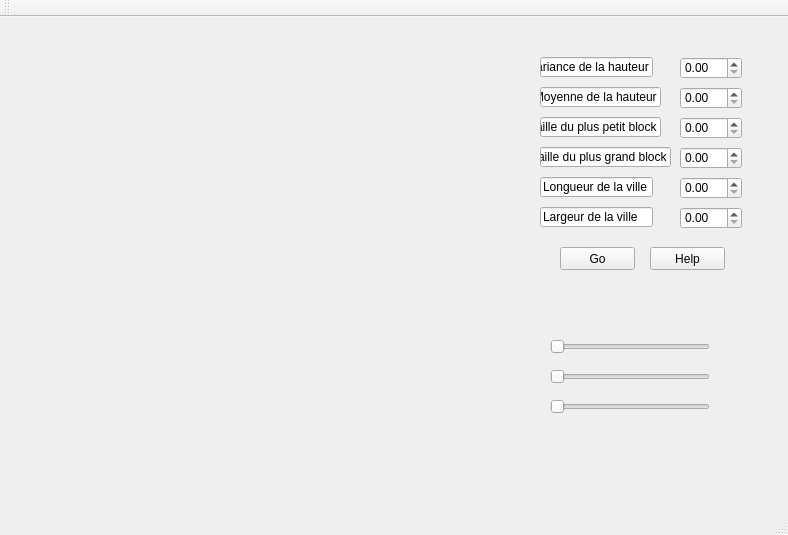
haxelion/CityGenerator, file mainwindow.ui: the form before one commit.
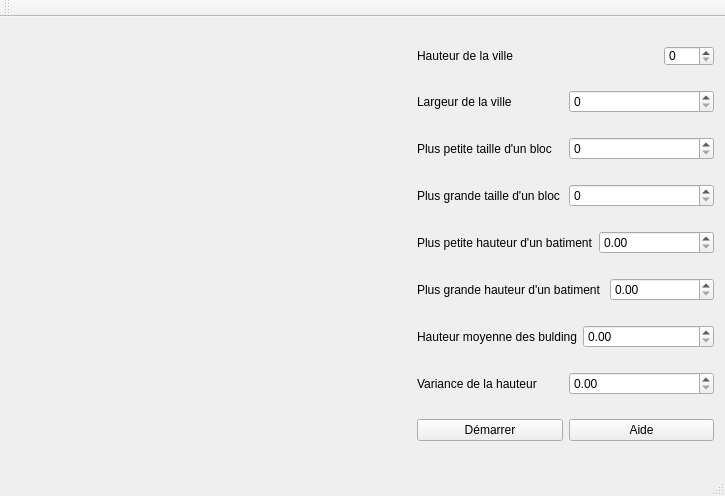
The form after the commit. Custom widgets are drawn as their Qt base class.

Commit message: Finalisation de l'UI.

The edit to the form file:
```diff
--- a/mainwindow.ui
+++ b/mainwindow.ui
@@ -6,271 +6,176 @@
    <rect>
     <x>0</x>
     <y>0</y>
-    <width>788</width>
-    <height>535</height>
+    <width>725</width>
+    <height>496</height>
    </rect>
   </property>
   <property name="windowTitle">
    <string>MainWindow</string>
   </property>
   <widget class="QWidget" name="centralWidget">
-   <widget class="GLWidget" name="widget" native="true">
-    <property name="geometry">
-     <rect>
-      <x>19</x>
-      <y>9</y>
-      <width>511</width>
-      <height>431</height>
-     </rect>
-    </property>
-   </widget>
-   <widget class="QSlider" name="horizontalSlider">
-    <property name="geometry">
-     <rect>
-      <x>550</x>
-      <y>320</y>
-      <width>160</width>
-      <height>19</height>
-     </rect>
-    </property>
-    <property name="orientation">
-     <enum>Qt::Horizontal</enum>
-    </property>
-   </widget>
-   <widget class="QSlider" name="horizontalSlider_2">
-    <property name="geometry">
-     <rect>
-      <x>550</x>
-      <y>350</y>
-      <width>160</width>
-      <height>19</height>
-     </rect>
-    </property>
-    <property name="orientation">
-     <enum>Qt::Horizontal</enum>
-    </property>
-   </widget>
-   <widget class="QSlider" name="horizontalSlider_3">
-    <property name="geometry">
-     <rect>
-      <x>550</x>
-      <y>380</y>
-      <width>160</width>
-      <height>19</height>
-     </rect>
-    </property>
-    <property name="orientation">
-     <enum>Qt::Horizontal</enum>
-    </property>
-   </widget>
-   <widget class="QPushButton" name="pushButton">
-    <property name="geometry">
-     <rect>
-      <x>560</x>
-      <y>230</y>
-      <width>75</width>
-      <height>23</height>
-     </rect>
-    </property>
-    <property name="text">
-     <string>Go</string>
-    </property>
-   </widget>
-   <widget class="QPushButton" name="pushButton_2">
-    <property name="geometry">
-     <rect>
-      <x>650</x>
-      <y>230</y>
-      <width>75</width>
-      <height>23</height>
-     </rect>
-    </property>
-    <property name="text">
-     <string>Help</string>
-    </property>
-   </widget>
-   <widget class="QWidget" name="verticalLayoutWidget">
-    <property name="geometry">
-     <rect>
-      <x>540</x>
-      <y>310</y>
-      <width>191</width>
-      <height>91</height>
-     </rect>
-    </property>
-    <layout class="QVBoxLayout" name="verticalLayout"/>
-   </widget>
-   <widget class="QDoubleSpinBox" name="doubleSpinBox">
-    <property name="geometry">
-     <rect>
-      <x>680</x>
-      <y>70</y>
-      <width>62</width>
-      <height>22</height>
-     </rect>
-    </property>
-   </widget>
-   <widget class="QDoubleSpinBox" name="doubleSpinBox_2">
-    <property name="geometry">
-     <rect>
-      <x>680</x>
-      <y>100</y>
-      <width>62</width>
-      <height>22</height>
-     </rect>
-    </property>
-   </widget>
-   <widget class="QLineEdit" name="lineEdit">
-    <property name="geometry">
-     <rect>
-      <x>540</x>
-      <y>70</y>
-      <width>121</width>
-      <height>20</height>
-     </rect>
-    </property>
-    <property name="text">
-     <string>Moyenne de la hauteur</string>
-    </property>
-   </widget>
-   <widget class="QLineEdit" name="lineEdit_2">
-    <property name="geometry">
-     <rect>
-      <x>540</x>
-      <y>100</y>
-      <width>121</width>
-      <height>20</height>
-     </rect>
-    </property>
-    <property name="text">
-     <string>Taille du plus petit block</string>
-    </property>
-   </widget>
-   <widget class="QLineEdit" name="lineEdit_3">
-    <property name="geometry">
-     <rect>
-      <x>540</x>
-      <y>130</y>
-      <width>131</width>
-      <height>20</height>
-     </rect>
-    </property>
-    <property name="text">
-     <string>Taille du plus grand block</string>
-    </property>
-   </widget>
-   <widget class="QLineEdit" name="lineEdit_4">
-    <property name="geometry">
-     <rect>
-      <x>540</x>
-      <y>160</y>
-      <width>113</width>
-      <height>20</height>
-     </rect>
-    </property>
-    <property name="text">
-     <string>Longueur de la ville</string>
-    </property>
-   </widget>
-   <widget class="QLineEdit" name="lineEdit_5">
-    <property name="geometry">
-     <rect>
-      <x>540</x>
-      <y>190</y>
-      <width>113</width>
-      <height>20</height>
-     </rect>
-    </property>
-    <property name="text">
-     <string>Largeur de la ville</string>
-    </property>
-   </widget>
-   <widget class="QLineEdit" name="lineEdit_6">
-    <property name="geometry">
-     <rect>
-      <x>540</x>
-      <y>40</y>
-      <width>113</width>
-      <height>20</height>
-     </rect>
-    </property>
-    <property name="text">
-     <string>Variance de la hauteur</string>
-    </property>
-   </widget>
-   <widget class="QDoubleSpinBox" name="doubleSpinBox_3">
-    <property name="geometry">
-     <rect>
-      <x>680</x>
-      <y>40</y>
-      <width>62</width>
-      <height>22</height>
-     </rect>
-    </property>
-   </widget>
-   <widget class="QDoubleSpinBox" name="doubleSpinBox_4">
-    <property name="geometry">
-     <rect>
-      <x>680</x>
-      <y>130</y>
-      <width>62</width>
-      <height>22</height>
-     </rect>
-    </property>
-   </widget>
-   <widget class="QDoubleSpinBox" name="doubleSpinBox_5">
-    <property name="geometry">
-     <rect>
-      <x>680</x>
-      <y>160</y>
-      <width>62</width>
-      <height>22</height>
-     </rect>
-    </property>
-   </widget>
-   <widget class="QDoubleSpinBox" name="doubleSpinBox_6">
-    <property name="geometry">
-     <rect>
-      <x>680</x>
-      <y>190</y>
-      <width>62</width>
-      <height>22</height>
-     </rect>
-    </property>
-   </widget>
-   <widget class="QWidget" name="verticalLayoutWidget_2">
-    <property name="geometry">
-     <rect>
-      <x>540</x>
-      <y>30</y>
-      <width>201</width>
-      <height>191</height>
-     </rect>
-    </property>
-    <layout class="QVBoxLayout" name="verticalLayout_3"/>
-   </widget>
-   <widget class="QWidget" name="horizontalLayoutWidget">
-    <property name="geometry">
-     <rect>
-      <x>550</x>
-      <y>210</y>
-      <width>191</width>
-      <height>71</height>
-     </rect>
-    </property>
-    <layout class="QHBoxLayout" name="horizontalLayout"/>
-   </widget>
-   <widget class="QWidget" name="gridLayoutWidget">
-    <property name="geometry">
-     <rect>
-      <x>10</x>
-      <y>0</y>
-      <width>741</width>
-      <height>461</height>
-     </rect>
-    </property>
-    <layout class="QGridLayout" name="gridLayout"/>
-   </widget>
+   <layout class="QHBoxLayout" name="horizontalLayout">
+    <item>
+     <widget class="QWidget" name="widget" native="true">
+      <property name="minimumSize">
+       <size>
+        <width>400</width>
+        <height>400</height>
+       </size>
+      </property>
+      <property name="maximumSize">
+       <size>
+        <width>10000000</width>
+        <height>10000000</height>
+       </size>
+      </property>
+     </widget>
+    </item>
+    <item>
+     <layout class="QVBoxLayout" name="verticalLayout">
+      <property name="sizeConstraint">
+       <enum>QLayout::SetDefaultConstraint</enum>
+      </property>
+      <item>
+       <layout class="QHBoxLayout" name="horizontalLayout_2">
+        <item>
+         <widget class="QLabel" name="label">
+          <property name="text">
+           <string>Hauteur de la ville</string>
+          </property>
+         </widget>
+        </item>
+        <item>
+         <widget class="QSpinBox" name="spinBox_4">
+          <property name="maximumSize">
+           <size>
+            <width>50</width>
+            <height>20</height>
+           </size>
+          </property>
+         </widget>
+        </item>
+       </layout>
+      </item>
+      <item>
+       <layout class="QHBoxLayout" name="horizontalLayout_6">
+        <item>
+         <widget class="QLabel" name="label_3">
+          <property name="text">
+           <string>Largeur de la ville</string>
+          </property>
+         </widget>
+        </item>
+        <item>
+         <widget class="QSpinBox" name="spinBox_3"/>
+        </item>
+       </layout>
+      </item>
+      <item>
+       <layout class="QHBoxLayout" name="horizontalLayout_9">
+        <item>
+         <widget class="QLabel" name="label_6">
+          <property name="text">
+           <string>Plus petite taille d'un bloc</string>
+          </property>
+         </widget>
+        </item>
+        <item>
+         <widget class="QSpinBox" name="spinBox_2"/>
+        </item>
+       </layout>
+      </item>
+      <item>
+       <layout class="QHBoxLayout" name="horizontalLayout_8">
+        <item>
+         <widget class="QLabel" name="label_5">
+          <property name="text">
+           <string>Plus grande taille d'un bloc</string>
+          </property>
+         </widget>
+        </item>
+        <item>
+         <widget class="QSpinBox" name="spinBox"/>
+        </item>
+       </layout>
+      </item>
+      <item>
+       <layout class="QHBoxLayout" name="horizontalLayout_3">
+        <item>
+         <widget class="QLabel" name="label_7">
+          <property name="text">
+           <string>Plus petite hauteur d'un batiment</string>
+          </property>
+         </widget>
+        </item>
+        <item>
+         <widget class="QDoubleSpinBox" name="doubleSpinBox"/>
+        </item>
+       </layout>
+      </item>
+      <item>
+       <layout class="QHBoxLayout" name="horizontalLayout_11">
+        <item>
+         <widget class="QLabel" name="label_8">
+          <property name="text">
+           <string>Plus grande hauteur d'un batiment </string>
+          </property>
+         </widget>
+        </item>
+        <item>
+         <widget class="QDoubleSpinBox" name="doubleSpinBox_3"/>
+        </item>
+       </layout>
+      </item>
+      <item>
+       <layout class="QHBoxLayout" name="horizontalLayout_7">
+        <item>
+         <widget class="QLabel" name="label_4">
+          <property name="text">
+           <string>Hauteur moyenne des bulding</string>
+          </property>
+         </widget>
+        </item>
+        <item>
+         <widget class="QDoubleSpinBox" name="doubleSpinBox_6"/>
+        </item>
+       </layout>
+      </item>
+      <item>
+       <layout class="QHBoxLayout" name="horizontalLayout_5">
+        <item>
+         <widget class="QLabel" name="label_2">
+          <property name="text">
+           <string>Variance de la hauteur</string>
+          </property>
+         </widget>
+        </item>
+        <item>
+         <widget class="QDoubleSpinBox" name="doubleSpinBox_2"/>
+        </item>
+       </layout>
+      </item>
+      <item>
+       <layout class="QHBoxLayout" name="horizontalLayout_10">
+        <item>
+         <widget class="QPushButton" name="pushButton">
+          <property name="text">
+           <string>Démarrer</string>
+          </property>
+         </widget>
+        </item>
+        <item>
+         <widget class="QPushButton" name="pushButton_2">
+          <property name="text">
+           <string>Aide</string>
+          </property>
+         </widget>
+        </item>
+       </layout>
+      </item>
+     </layout>
+    </item>
+   </layout>
   </widget>
   <widget class="QMenuBar" name="menuBar">
    <property name="geometry">
@@ -293,14 +198,6 @@
   <widget class="QStatusBar" name="statusBar"/>
  </widget>
  <layoutdefault spacing="6" margin="11"/>
- <customwidgets>
-  <customwidget>
-   <class>GLWidget</class>
-   <extends>QWidget</extends>
-   <header>glwidget.h</header>
-   <container>1</container>
-  </customwidget>
- </customwidgets>
  <resources/>
  <connections/>
 </ui>
```
Left out of the diff: 2 changed lines with no effect on the pictures. The commit also changes 1 other file.
